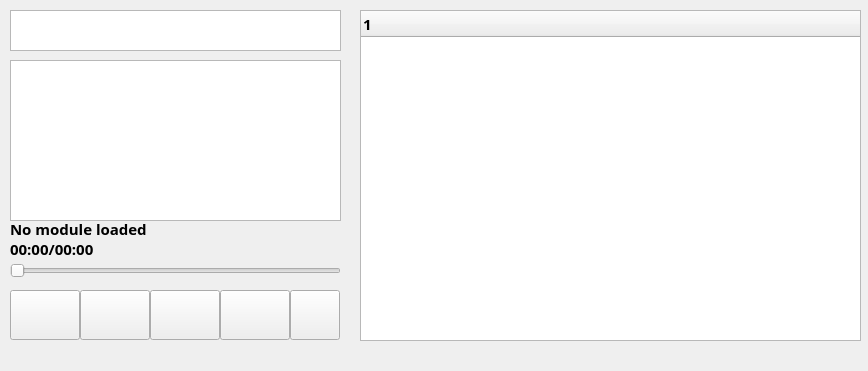
This is mainwindow.ui in pekdemir/qtModPlayer as Qt 5 draws it before an edit. The edited form follows.
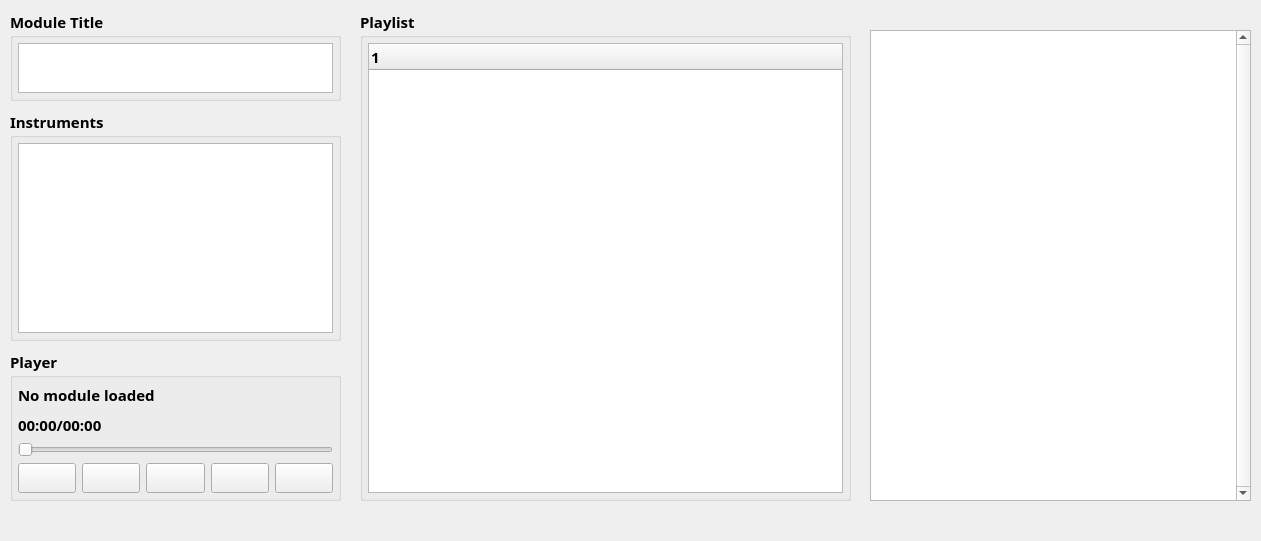
This is the edited form. Icons and pictures are not drawn.

Patch:
```diff
--- a/mainwindow.ui
+++ b/mainwindow.ui
@@ -6,8 +6,8 @@
    <rect>
     <x>0</x>
     <y>0</y>
-    <width>868</width>
-    <height>371</height>
+    <width>1261</width>
+    <height>541</height>
    </rect>
   </property>
   <property name="sizePolicy">
@@ -32,214 +32,287 @@
     <normaloff>:/icon/modplayericon.png</normaloff>:/icon/modplayericon.png</iconset>
   </property>
   <widget class="QWidget" name="centralWidget">
-   <widget class="QPushButton" name="playPauseButton">
-    <property name="geometry">
-     <rect>
-      <x>80</x>
-      <y>290</y>
-      <width>70</width>
-      <height>50</height>
-     </rect>
-    </property>
-    <property name="text">
-     <string/>
-    </property>
-    <property name="icon">
-     <iconset resource="icons.qrc">
-      <normaloff>:/icon/play-button.png</normaloff>:/icon/play-button.png</iconset>
-    </property>
-    <property name="iconSize">
-     <size>
-      <width>32</width>
-      <height>32</height>
-     </size>
-    </property>
-   </widget>
-   <widget class="QPushButton" name="stopButton">
-    <property name="geometry">
-     <rect>
-      <x>150</x>
-      <y>290</y>
-      <width>70</width>
-      <height>50</height>
-     </rect>
-    </property>
-    <property name="text">
-     <string/>
-    </property>
-    <property name="icon">
-     <iconset resource="icons.qrc">
-      <normaloff>:/icon/stop.png</normaloff>:/icon/stop.png</iconset>
-    </property>
-    <property name="iconSize">
-     <size>
-      <width>32</width>
-      <height>32</height>
-     </size>
-    </property>
-   </widget>
-   <widget class="QSlider" name="progessSlider">
+   <widget class="QGroupBox" name="groupBox">
     <property name="geometry">
      <rect>
       <x>10</x>
-      <y>260</y>
-      <width>331</width>
-      <height>21</height>
-     </rect>
-    </property>
-    <property name="orientation">
-     <enum>Qt::Horizontal</enum>
-    </property>
-    <property name="tickPosition">
-     <enum>QSlider::NoTicks</enum>
-    </property>
-    <property name="tickInterval">
-     <number>5</number>
-    </property>
-   </widget>
-   <widget class="QTreeWidget" name="treeWidget">
-    <property name="geometry">
-     <rect>
-      <x>360</x>
       <y>10</y>
-      <width>501</width>
-      <height>331</height>
+      <width>331</width>
+      <height>91</height>
      </rect>
     </property>
-    <property name="iconSize">
+    <property name="minimumSize">
      <size>
-      <width>32</width>
-      <height>32</height>
+      <width>331</width>
+      <height>61</height>
      </size>
     </property>
-    <column>
-     <property name="text">
-      <string notr="true">1</string>
-     </property>
-    </column>
-   </widget>
-   <widget class="QPushButton" name="nextButton">
-    <property name="geometry">
-     <rect>
-      <x>220</x>
-      <y>290</y>
-      <width>70</width>
-      <height>50</height>
-     </rect>
+    <property name="font">
+     <font>
+      <family>Ubuntu Mono</family>
+      <weight>75</weight>
+      <bold>true</bold>
+     </font>
     </property>
-    <property name="text">
-     <string/>
+    <property name="title">
+     <string>Module Title</string>
     </property>
-    <property name="icon">
-     <iconset resource="icons.qrc">
-      <normaloff>:/icon/next.png</normaloff>:/icon/next.png</iconset>
-    </property>
-    <property name="iconSize">
-     <size>
-      <width>32</width>
-      <height>32</height>
-     </size>
-    </property>
-   </widget>
-   <widget class="QPushButton" name="prevButton">
-    <property name="geometry">
-     <rect>
-      <x>10</x>
-      <y>290</y>
-      <width>70</width>
-      <height>50</height>
-     </rect>
-    </property>
-    <property name="text">
-     <string/>
-    </property>
-    <property name="icon">
-     <iconset resource="icons.qrc">
-      <normaloff>:/icon/back.png</normaloff>:/icon/back.png</iconset>
-    </property>
-    <property name="iconSize">
-     <size>
-      <width>32</width>
-      <height>32</height>
-     </size>
-    </property>
-   </widget>
-   <widget class="QPushButton" name="loopButton">
-    <property name="geometry">
-     <rect>
-      <x>290</x>
-      <y>290</y>
-      <width>50</width>
-      <height>50</height>
-     </rect>
-    </property>
-    <property name="text">
-     <string/>
-    </property>
-    <property name="icon">
-     <iconset resource="icons.qrc">
-      <normaloff>:/icon/replay.png</normaloff>:/icon/replay.png</iconset>
-    </property>
-    <property name="iconSize">
-     <size>
-      <width>32</width>
-      <height>32</height>
-     </size>
+    <property name="flat">
+     <bool>false</bool>
     </property>
     <property name="checkable">
-     <bool>true</bool>
+     <bool>false</bool>
     </property>
+    <layout class="QGridLayout" name="gridLayout">
+     <property name="leftMargin">
+      <number>5</number>
+     </property>
+     <property name="topMargin">
+      <number>5</number>
+     </property>
+     <property name="rightMargin">
+      <number>5</number>
+     </property>
+     <property name="bottomMargin">
+      <number>5</number>
+     </property>
+     <item row="0" column="0">
+      <widget class="QPlainTextEdit" name="titleEdit">
+       <property name="verticalScrollBarPolicy">
+        <enum>Qt::ScrollBarAlwaysOff</enum>
+       </property>
+       <property name="readOnly">
+        <bool>true</bool>
+       </property>
+      </widget>
+     </item>
+    </layout>
    </widget>
-   <widget class="QLabel" name="timeLabel">
+   <widget class="QGroupBox" name="groupBox_2">
     <property name="geometry">
      <rect>
       <x>10</x>
-      <y>240</y>
-      <width>91</width>
-      <height>17</height>
+      <y>110</y>
+      <width>331</width>
+      <height>231</height>
      </rect>
     </property>
-    <property name="text">
-     <string>00:00/00:00</string>
+    <property name="title">
+     <string>Instruments</string>
     </property>
+    <layout class="QGridLayout" name="gridLayout_2">
+     <property name="leftMargin">
+      <number>5</number>
+     </property>
+     <property name="topMargin">
+      <number>5</number>
+     </property>
+     <property name="rightMargin">
+      <number>5</number>
+     </property>
+     <property name="bottomMargin">
+      <number>5</number>
+     </property>
+     <item row="0" column="0">
+      <widget class="QListWidget" name="instrumentsList"/>
+     </item>
+    </layout>
    </widget>
-   <widget class="QLabel" name="StatusLabel">
+   <widget class="QGroupBox" name="groupBox_3">
     <property name="geometry">
      <rect>
       <x>10</x>
-      <y>220</y>
+      <y>350</y>
       <width>331</width>
-      <height>17</height>
+      <height>151</height>
      </rect>
     </property>
-    <property name="text">
-     <string>No module loaded</string>
+    <property name="title">
+     <string>Player</string>
     </property>
+    <layout class="QGridLayout" name="gridLayout_3">
+     <property name="leftMargin">
+      <number>5</number>
+     </property>
+     <property name="topMargin">
+      <number>5</number>
+     </property>
+     <property name="rightMargin">
+      <number>5</number>
+     </property>
+     <property name="bottomMargin">
+      <number>5</number>
+     </property>
+     <item row="0" column="0" colspan="5">
+      <widget class="QLabel" name="StatusLabel">
+       <property name="text">
+        <string>No module loaded</string>
+       </property>
+      </widget>
+     </item>
+     <item row="1" column="0" colspan="2">
+      <widget class="QLabel" name="timeLabel">
+       <property name="text">
+        <string>00:00/00:00</string>
+       </property>
+      </widget>
+     </item>
+     <item row="2" column="0" colspan="5">
+      <widget class="QSlider" name="progessSlider">
+       <property name="orientation">
+        <enum>Qt::Horizontal</enum>
+       </property>
+       <property name="tickPosition">
+        <enum>QSlider::NoTicks</enum>
+       </property>
+       <property name="tickInterval">
+        <number>5</number>
+       </property>
+      </widget>
+     </item>
+     <item row="3" column="0">
+      <widget class="QPushButton" name="prevButton">
+       <property name="text">
+        <string/>
+       </property>
+       <property name="icon">
+        <iconset resource="icons.qrc">
+         <normaloff>:/icon/back.png</normaloff>:/icon/back.png</iconset>
+       </property>
+       <property name="iconSize">
+        <size>
+         <width>32</width>
+         <height>32</height>
+        </size>
+       </property>
+      </widget>
+     </item>
+     <item row="3" column="1">
+      <widget class="QPushButton" name="playPauseButton">
+       <property name="text">
+        <string/>
+       </property>
+       <property name="icon">
+        <iconset resource="icons.qrc">
+         <normaloff>:/icon/play-button.png</normaloff>:/icon/play-button.png</iconset>
+       </property>
+       <property name="iconSize">
+        <size>
+         <width>32</width>
+         <height>32</height>
+        </size>
+       </property>
+      </widget>
+     </item>
+     <item row="3" column="2">
+      <widget class="QPushButton" name="stopButton">
+       <property name="text">
+        <string/>
+       </property>
+       <property name="icon">
+        <iconset resource="icons.qrc">
+         <normaloff>:/icon/stop.png</normaloff>:/icon/stop.png</iconset>
+       </property>
+       <property name="iconSize">
+        <size>
+         <width>32</width>
+         <height>32</height>
+        </size>
+       </property>
+      </widget>
+     </item>
+     <item row="3" column="3">
+      <widget class="QPushButton" name="nextButton">
+       <property name="text">
+        <string/>
+       </property>
+       <property name="icon">
+        <iconset resource="icons.qrc">
+         <normaloff>:/icon/next.png</normaloff>:/icon/next.png</iconset>
+       </property>
+       <property name="iconSize">
+        <size>
+         <width>32</width>
+         <height>32</height>
+        </size>
+       </property>
+      </widget>
+     </item>
+     <item row="3" column="4">
+      <widget class="QPushButton" name="loopButton">
+       <property name="text">
+        <string/>
+       </property>
+       <property name="icon">
+        <iconset resource="icons.qrc">
+         <normaloff>:/icon/replay.png</normaloff>:/icon/replay.png</iconset>
+       </property>
+       <property name="iconSize">
+        <size>
+         <width>32</width>
+         <height>32</height>
+        </size>
+       </property>
+       <property name="checkable">
+        <bool>true</bool>
+       </property>
+      </widget>
+     </item>
+    </layout>
    </widget>
-   <widget class="QPlainTextEdit" name="titleEdit">
+   <widget class="QGroupBox" name="groupBox_4">
     <property name="geometry">
      <rect>
-      <x>10</x>
+      <x>360</x>
       <y>10</y>
-      <width>331</width>
-      <height>41</height>
+      <width>491</width>
+      <height>491</height>
+     </rect>
+    </property>
+    <property name="title">
+     <string>Playlist</string>
+    </property>
+    <layout class="QGridLayout" name="gridLayout_4">
+     <property name="leftMargin">
+      <number>5</number>
+     </property>
+     <property name="topMargin">
+      <number>5</number>
+     </property>
+     <property name="rightMargin">
+      <number>5</number>
+     </property>
+     <property name="bottomMargin">
+      <number>5</number>
+     </property>
+     <item row="0" column="0">
+      <widget class="QTreeWidget" name="treeWidget">
+       <property name="iconSize">
+        <size>
+         <width>32</width>
+         <height>32</height>
+        </size>
+       </property>
+       <column>
+        <property name="text">
+         <string notr="true">1</string>
+        </property>
+       </column>
+      </widget>
+     </item>
+    </layout>
+   </widget>
+   <widget class="QListWidget" name="noteList">
+    <property name="geometry">
+     <rect>
+      <x>870</x>
+      <y>30</y>
+      <width>381</width>
+      <height>471</height>
      </rect>
     </property>
     <property name="verticalScrollBarPolicy">
-     <enum>Qt::ScrollBarAlwaysOff</enum>
-    </property>
-    <property name="readOnly">
-     <bool>true</bool>
-    </property>
-   </widget>
-   <widget class="QListWidget" name="instrumentsList">
-    <property name="geometry">
-     <rect>
-      <x>10</x>
-      <y>60</y>
-      <width>331</width>
-      <height>161</height>
-     </rect>
+     <enum>Qt::ScrollBarAlwaysOn</enum>
     </property>
    </widget>
   </widget>
```
Left out of the diff: 2 changed lines with no effect on the pictures.
